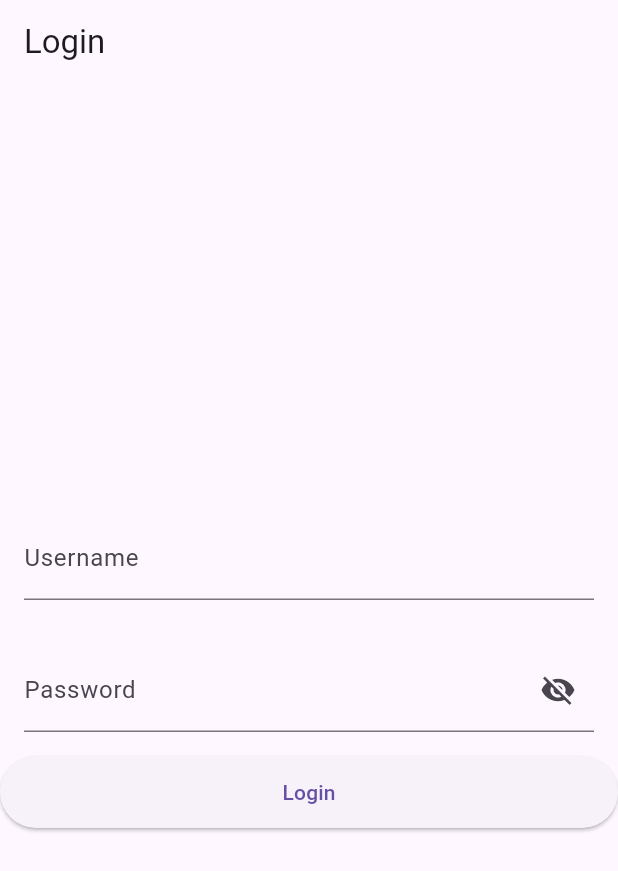
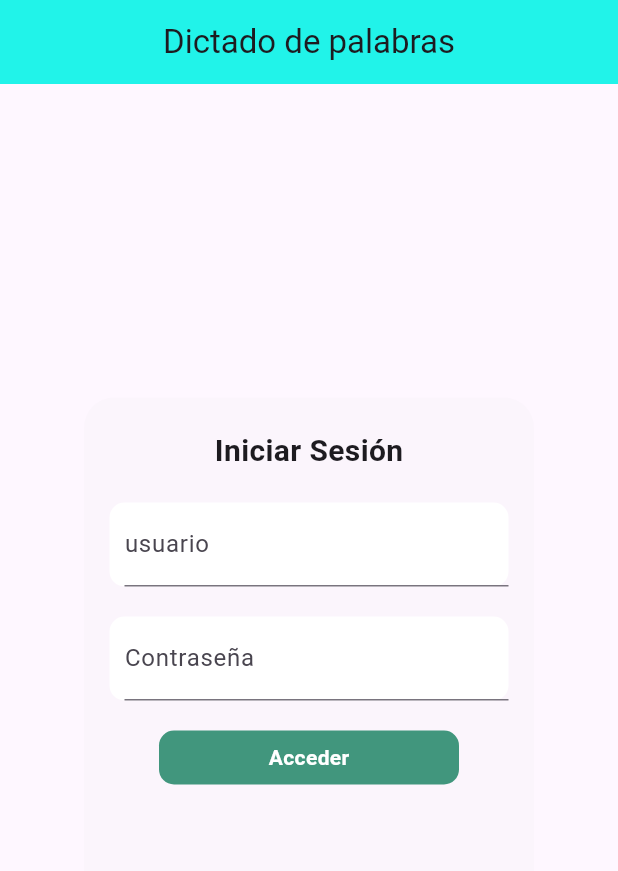
Before and after one commit to EivarMora/proyectofinal, a Flutter app: the screen it shows after launch, on a phone screen of 412 x 824 dp. Shown: the top 871 px of the screen. Run offline on Flutter 3.47's test engine with Material 3 defaults, Android fonts, the phone set to English and light mode, and no system bars; our stand-ins replace cloud_firestore, firebase_core; missing offline and left inert: soundpool; accounts and stored records are empty; Roboto replaces fonts that are missing (addressCity).

Commit message:
arreglo loguin

```diff
--- a/lib/main.dart
+++ b/lib/main.dart
@@ -17,6 +17,7 @@ class MyApp extends StatelessWidget {
   @override
   Widget build(BuildContext context) {
     return const MaterialApp(
+      debugShowCheckedModeBanner: false,
       title: 'Dictado',
       home: Scaffold(
         body: LoginWidget(),
--- a/lib/pages/home.dart
+++ b/lib/pages/home.dart
@@ -11,7 +11,8 @@ class HomeWidget extends StatelessWidget {
   Widget build(BuildContext context) {
     return Scaffold(
       appBar: AppBar(
-        title: const Text('Home'),
+        title: const Text('Niveles'),
+        centerTitle: true,
       ),
       body: FutureBuilder(
         future: Validation().allLevels(),
@@ -21,9 +22,10 @@ class HomeWidget extends StatelessWidget {
             final filteredLevels = levels.where((level) => level != null).toList();
             final sortedLevels = filteredLevels..sort(compareLevels);
             return ListView(
+
               children: sortedLevels.map((level) => LevelWidget(
                 idlevel: level!.level,
-                icon: Icons.person,
+                icon: Icons.play_lesson_outlined,
                 title: level.title,
                 subtitle: level.subtitle,
               )).toList(),
--- a/lib/pages/loguin.dart
+++ b/lib/pages/loguin.dart
@@ -18,60 +18,144 @@ class _LoginWidgetState extends State<LoginWidget> {
   Widget build(BuildContext context) {
     return Scaffold(
       appBar: AppBar(
-        title: const Text('Login'),
+        title: const Text('Dictado de palabras'),
+        centerTitle: true,
+        backgroundColor: const Color.fromARGB(255, 33, 243, 233),
       ),
       body: Center(
+        child: Container(
+          margin: const  EdgeInsets.symmetric(horizontal: 50),
           child: Column(
           mainAxisAlignment: MainAxisAlignment.center,
           children: [
-            Padding(
+            Container(
+              width: 300,
+              height: 350,
+              decoration: BoxDecoration(
+                borderRadius: BorderRadius.circular(20),
+                color: Color.fromARGB(3, 37, 37, 35),
+              ),
+              child: SingleChildScrollView(
+                    child: Padding(
                       padding: const EdgeInsets.all(16.0),
-              child: TextFormField(
-                controller: _usernameController,
-                decoration: const InputDecoration(
-                  labelText: 'Username',
+                        child: Column(
+                          children: [
+                            const Padding(
+                                padding: EdgeInsets.only(top: 5.0),
+                                child: Text(
+                                  'Iniciar Sesión',
+                                  style: TextStyle(
+                                      fontSize: 20,
+                                      fontWeight: FontWeight.bold),
+                                )),
+                            const SizedBox(
+                              height: 20,
                             ),
+                            username(),
+                            const SizedBox(
+                              height: 20,
                             ),
+                            passwor(),
+                            const SizedBox(
+                              height: 20,
                             ),
-            Padding(
-              padding: const EdgeInsets.all(16.0),
-              child: TextFormField(
-                controller: _passwordController,
-                decoration: const InputDecoration(
-                  labelText: 'Password',
-                  suffixIcon: Icon(Icons.visibility_off),
-                ),
-                obscureText: true,
-              ),
-            ),
-            SizedBox(
-              width: double.infinity,
-              height: 48.0,
-              child: ElevatedButton(
-                child: const Text('Login'),
-                onPressed: () {
-                  if (_usernameController.text.isNotEmpty &&
-                      _passwordController.text.isNotEmpty) {
-                    validateUser(context, _usernameController.text, _passwordController.text );
-                  } else {
-                    ScaffoldMessenger.of(context).showSnackBar(
-                      const SnackBar(
-                        content: Text('Debe completar todos los campos'),
-                      ),
+                            botonAcceder()
+                            ]
+                        )
+
+            )
+              )
+            )
+          ],
+        ),),
+      )
     );
   }
+  Container username() {
+    // ignore: avoid_unnecessary_containers
+    return Container(
+      decoration: BoxDecoration(
+        borderRadius: BorderRadius.circular(10.0),
+        color: Colors.white,
+      ),
+      margin: const EdgeInsets.symmetric(horizontal: 1.0),
+      child: Padding(
+        padding: const EdgeInsets.only(left: 10),
+        child: TextFormField(
+          //style: const TextStyle(fontSize: 10),
+          controller: _usernameController,
+          decoration: const InputDecoration(labelText: 'usuario'),
+          validator: (value) {
+            if (value!.isEmpty) {
+              return 'Este campo es obligatorio';
+            }
+            return null;
           },
-              ),
-            ),
-          ],
         ),
       ),
     );
   }
+Container passwor() {
+    // ignore: avoid_unnecessary_containers
+    return Container(
+        decoration: BoxDecoration(
+          borderRadius: BorderRadius.circular(10.0),
+          color: Colors.white,
+        ),
+        margin: const EdgeInsets.symmetric(horizontal: 1.0),
+        child: Padding(
+          padding: const EdgeInsets.only(left: 10),
+          child: TextFormField(
+            //style: const TextStyle(fontSize: 10),
+            obscureText: true,
+            controller: _passwordController,
+            decoration: const InputDecoration(labelText: 'Contraseña'),
+            validator: (value) {
+              // ignore: dead_code
+              if (value!.length <= 6) {
+                return 'La contraseña debe tener màs de 6 caracteres';
+                // ignore: dead_code
+                if (value.isEmpty) {
+                  return 'Este campo es obligatorio';
+                }
+              }
+              return null;
+            },
+          ),
+        ));
+  }
+  InkWell botonAcceder() {
+    return InkWell(
+      onTap: () {
+        // Coloca aquí la acción para navegar a otra vista (pantalla)
+        validateUser(context, _usernameController.text,_passwordController.text );
+      },
+      child: Container(
+        width: 200,
+        alignment: Alignment.center,
+        padding: const EdgeInsets.all(8.0),
+        decoration: BoxDecoration(
+          color: const Color.fromRGBO(65, 150, 125, 1),
+          borderRadius: BorderRadius.circular(10.0),
+        ),
+        child: const Text(
+          'Acceder',
+          style: TextStyle(
+            //fontSize: 25,
+            color: Colors.white, // Color del texto
+            fontWeight: FontWeight.bold, // Texto en negrita
+            fontFamily: AutofillHints.addressCity,
+          ),
+        ),
+      ),
+    );
+  }
+
 }
 
 Future<void> validateUser(context, String name, String password) async {
   Validation val = Validation();
+
 
   bool isValid = await val.userValidation(name, password);
 
```
Lines whose indentation alone changed are shown as unchanged.
